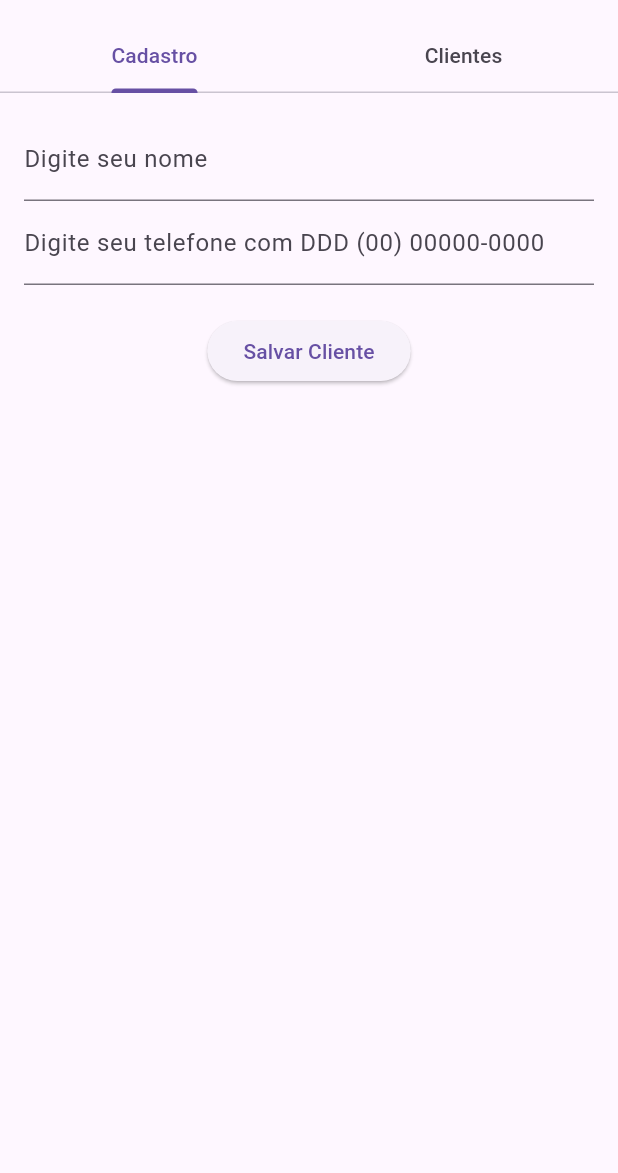
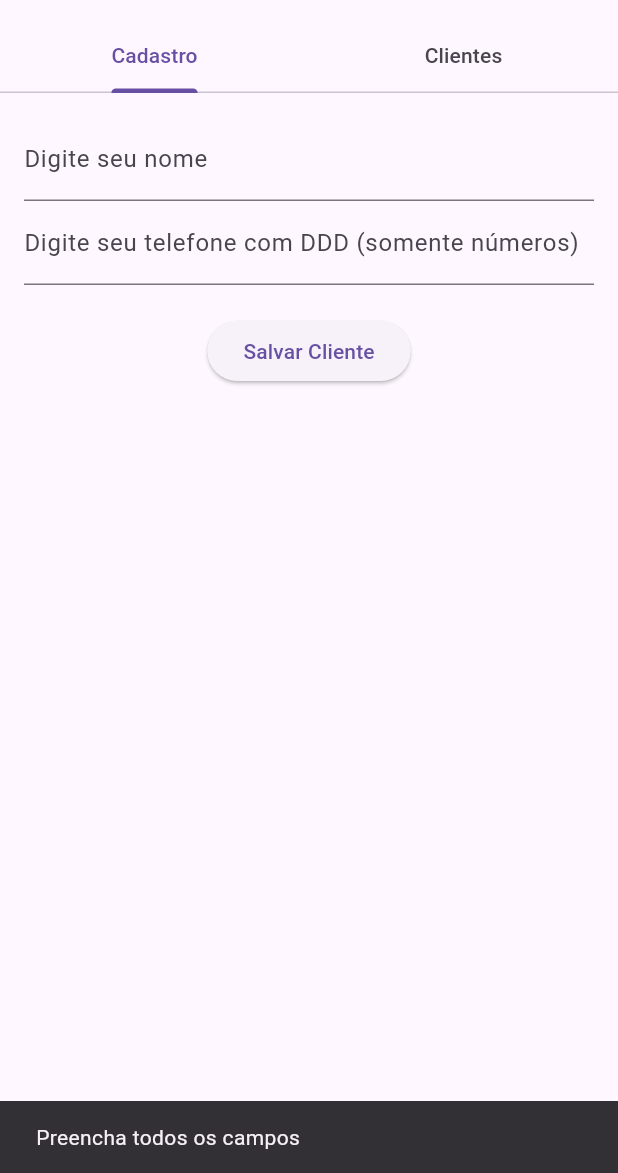
Before and after one commit to Lucas-ddlima3552/testeFlutter, a Flutter app: the screen it shows after launch, after a tap on "Salvar Cliente", on a phone screen of 412 x 824 dp, the part 63-1236 px from its top. Run offline on Flutter 3.47's test engine with Material 3 defaults, Android fonts, the phone set to English and light mode, and no system bars; our stand-ins replace sqflite_common_ffi; accounts and stored records are empty.

Commit message:
correção de bugs campo telefone

```diff
--- a/lib/main.dart
+++ b/lib/main.dart
@@ -11,7 +11,7 @@ void main() {
 class Cliente {
   final int id;
   final String nome;
-  final String telefone; // Corrigido: agora é telefone
+  final int telefone;
 
   Cliente({required this.id, required this.nome, required this.telefone});
 
@@ -19,8 +19,7 @@ class Cliente {
     return Cliente(
       id: map['id'],
       nome: map['nome'],
-      telefone: map['telefone']
-          .toString(), // Convertendo para string caso venha como número
+      telefone: map['telefone'],
     );
   }
 }
@@ -51,9 +50,27 @@ class _MyAppState extends State<MyApp> {
 
   Future<void> inserirCliente() async {
     String nome = nomeController.text.trim();
-    String telefone = telefoneController.text.trim();
+    String telefoneText = telefoneController.text.trim();
 
-    await db.insert('clientes', {'nome': nome, 'telefone': telefone});
+    if (nome.isEmpty || telefoneText.isEmpty) {
+      ScaffoldMessenger.of(context).showSnackBar(
+        SnackBar(content: Text('Preencha todos os campos')),
+      );
+      return;
+    }
+
+    int? telefone = int.tryParse(telefoneText);
+    if (telefone == null) {
+      ScaffoldMessenger.of(context).showSnackBar(
+        SnackBar(content: Text('Telefone inválido')),
+      );
+      return;
+    }
+
+    await db.insert('clientes', {
+      'nome': nome,
+      'telefone': telefone,
+    });
 
     nomeController.clear();
     telefoneController.clear();
@@ -74,7 +91,7 @@ class _MyAppState extends State<MyApp> {
 
   Future<void> editarCliente(Cliente cliente) async {
     nomeController.text = cliente.nome;
-    telefoneController.text = cliente.telefone;
+    telefoneController.text = cliente.telefone.toString();
 
     await showDialog(
       context: context,
@@ -90,7 +107,7 @@ class _MyAppState extends State<MyApp> {
             TextField(
               controller: telefoneController,
               decoration: InputDecoration(labelText: 'Telefone'),
-              keyboardType: TextInputType.phone,
+              keyboardType: TextInputType.number,
             ),
           ],
         ),
@@ -105,15 +122,34 @@ class _MyAppState extends State<MyApp> {
           ),
           ElevatedButton(
             onPressed: () async {
+              String nome = nomeController.text.trim();
+              String telefoneText = telefoneController.text.trim();
+
+              if (nome.isEmpty || telefoneText.isEmpty) {
+                ScaffoldMessenger.of(context).showSnackBar(
+                  SnackBar(content: Text('Preencha todos os campos')),
+                );
+                return;
+              }
+
+              int? telefone = int.tryParse(telefoneText);
+              if (telefone == null) {
+                ScaffoldMessenger.of(context).showSnackBar(
+                  SnackBar(content: Text('Telefone inválido')),
+                );
+                return;
+              }
+
               await db.update(
                 'clientes',
                 {
-                  'nome': nomeController.text.trim(),
-                  'telefone': telefoneController.text.trim(),
+                  'nome': nome,
+                  'telefone': telefone,
                 },
                 where: 'id = ?',
                 whereArgs: [cliente.id],
               );
+
               nomeController.clear();
               telefoneController.clear();
               Navigator.pop(context);
@@ -150,7 +186,6 @@ class _MyAppState extends State<MyApp> {
         ),
         body: TabBarView(
           children: [
-            // Aba Cadastro
             Padding(
               padding: const EdgeInsets.all(16.0),
               child: Column(
@@ -162,8 +197,9 @@ class _MyAppState extends State<MyApp> {
                   TextField(
                     controller: telefoneController,
                     decoration: InputDecoration(
-                        labelText: 'Digite seu telefone com DDD (00) 00000-0000'),
-                    keyboardType: TextInputType.phone,
+                        labelText:
+                            'Digite seu telefone com DDD (somente números)'),
+                    keyboardType: TextInputType.number,
                   ),
                   SizedBox(height: 20),
                   ElevatedButton(
@@ -173,8 +209,6 @@ class _MyAppState extends State<MyApp> {
                 ],
               ),
             ),
-
-            // Aba Clientes (Lista)
             clientes.isEmpty
                 ? Center(child: Text('Nenhum cliente cadastrado'))
                 : ListView.builder(
```
